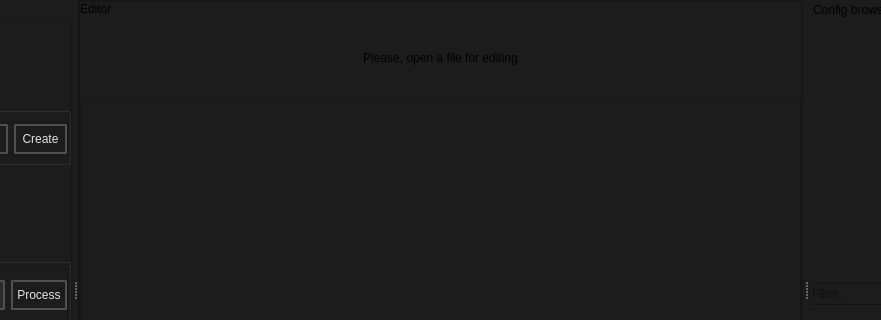
Above: src/batch_creator/main.ui from dertwist/Hammer5Tools before the change; both pictures show x 108 to 989 and y 0 to 320 of the 1271 by 578 pixel window. Below: the same form after it.
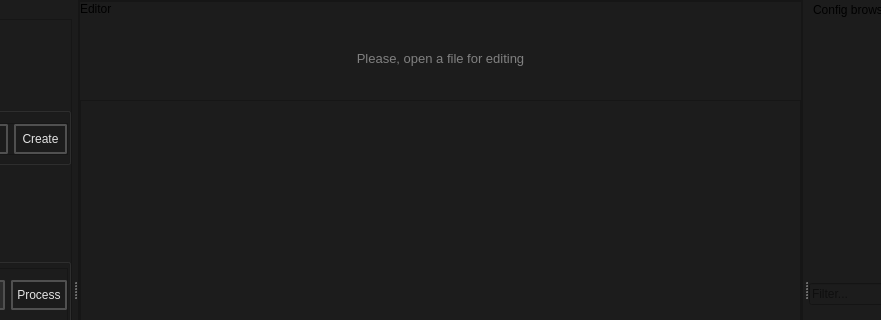
That is the form after the change. Icons and pictures are not drawn.

What changed in the file:
```diff
--- a/src/batch_creator/main.ui
+++ b/src/batch_creator/main.ui
@@ -93,6 +93,9 @@
               <verstretch>0</verstretch>
              </sizepolicy>
             </property>
+            <property name="styleSheet">
+             <string notr="true">color: gray; font-size: 13px;</string>
+            </property>
             <property name="text">
              <string>Please, open a file for editing</string>
             </property>
```
